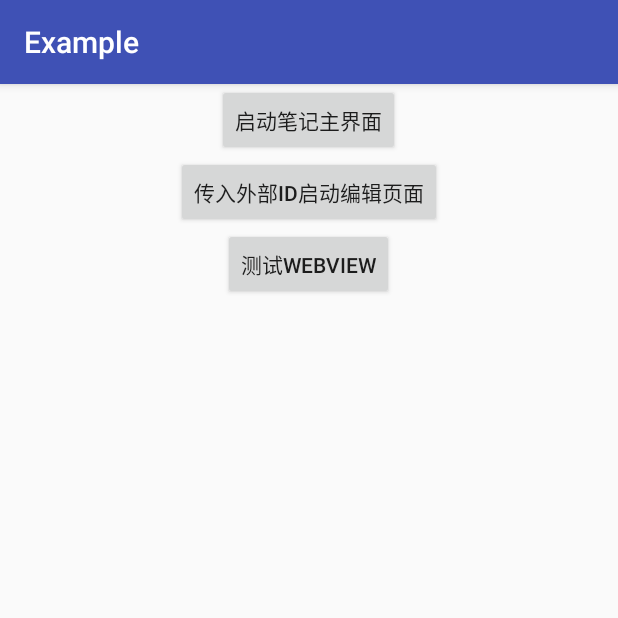
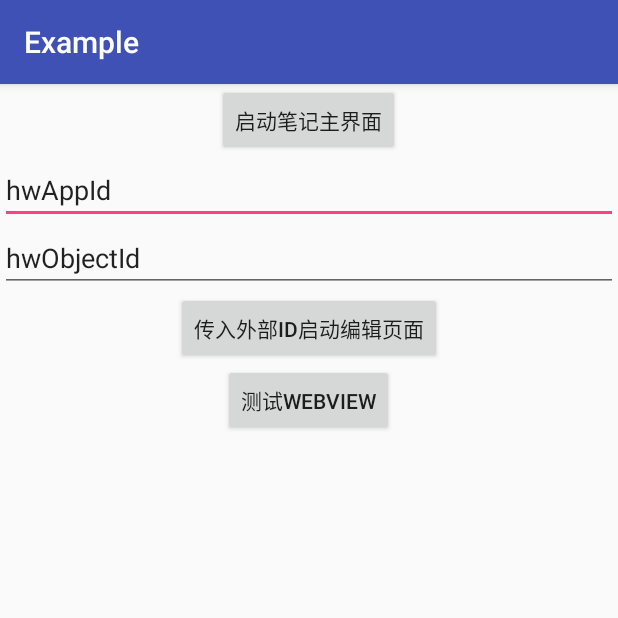
Before and after one commit to WizTeam/WizNoteClientSDK, an Android app: the screen it shows after launch (MainActivity), after a tap on "传入外部ID启动编辑页面", on a phone screen of 412 x 824 dp, the top half of it. Run offline under Robolectric (Android 15) with nearby library versions, the phone set to English and light mode, and no system bars; libraries missing offline, so code that uses them is left out: cn.wiz.note, cn.wiz.sdk; 2 statements that could not run were skipped.

Commit message:
android fix

```diff
--- a/android/examples/app/src/main/java/cn/wiz/example/MainActivity.java
+++ b/android/examples/app/src/main/java/cn/wiz/example/MainActivity.java
@@ -10,6 +10,7 @@ import android.text.TextUtils;
 import android.util.Log;
 import android.view.View;
 import android.webkit.URLUtil;
+import android.widget.EditText;
 import android.widget.ListView;
 
 import org.json.JSONObject;
@@ -58,7 +59,9 @@ public class MainActivity extends AppCompatActivity {
         findViewById(R.id.edit).setOnClickListener(new View.OnClickListener() {
             @Override
             public void onClick(View view) {
-                startWeNoteEdit("hwAppId", "hwObjectId");
+                String appId = ((EditText) findViewById(R.id.appId)).getText().toString();
+                String objectId = ((EditText) findViewById(R.id.objectId)).getText().toString();
+                startWeNoteEdit(appId, objectId);
             }
         });
         findViewById(R.id.test_webview).setOnClickListener(new View.OnClickListener() {
--- a/android/examples/app/src/main/res/layout/activity_main.xml
+++ b/android/examples/app/src/main/res/layout/activity_main.xml
@@ -13,6 +13,20 @@
         android:layout_height="wrap_content"
         android:text="启动笔记主界面"/>
 
+    <EditText
+        android:id="@+id/appId"
+        android:layout_width="match_parent"
+        android:layout_height="wrap_content"
+        android:hint="appId"
+        android:text="hwAppId"/>
+
+    <EditText
+        android:id="@+id/objectId"
+        android:layout_width="match_parent"
+        android:layout_height="wrap_content"
+        android:hint="objectId"
+        android:text="hwObjectId"/>
+
     <Button
         android:id="@+id/edit"
         android:layout_width="wrap_content"
```
Also changed, not shown: 2 other files.
